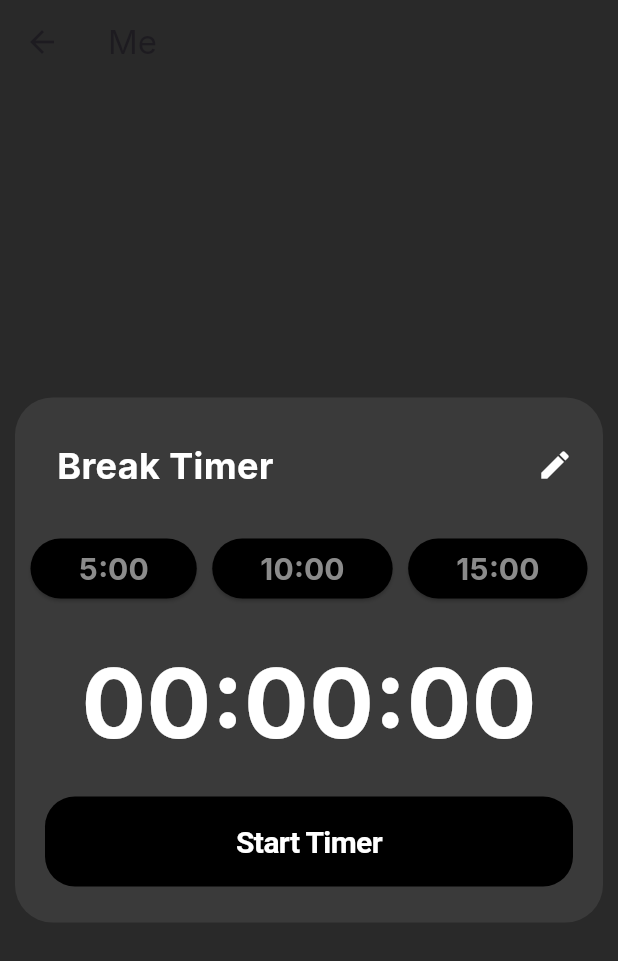
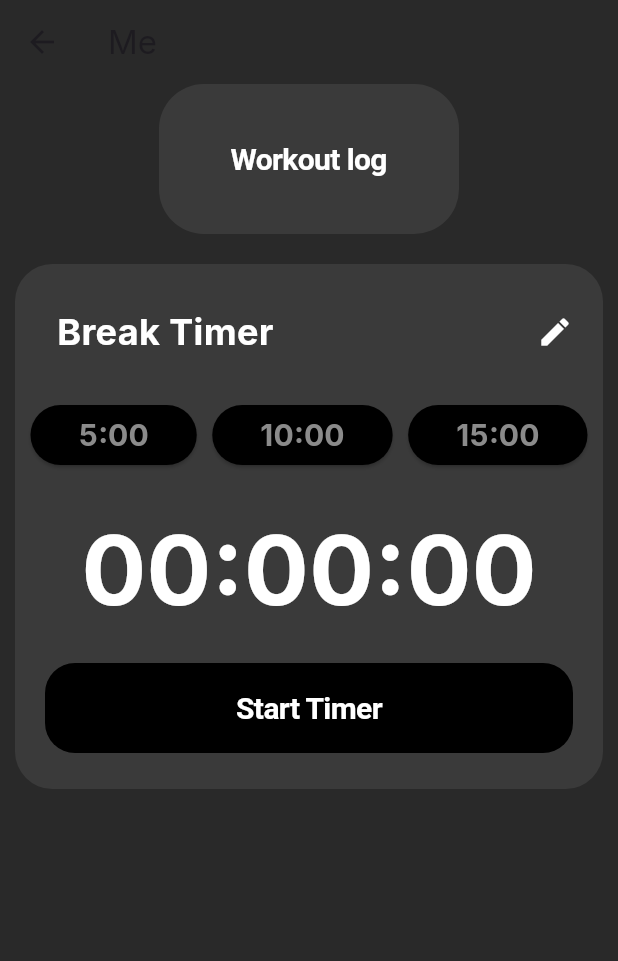
Before and after one commit to AbsolutelyHaakon/FitnessApp-IDATA2503, a Flutter app: the Me screen opened directly, on a phone screen of 412 x 824 dp. Shown: the top 961 px of the screen. Run offline on Flutter 3.47's test engine with Material 3 defaults, Android fonts, the phone set to English and light mode, and no system bars; our stand-ins replace flutter_svg, get.

Commit message:
Added Workout log module and page

```diff
--- /dev/null
+++ b/lib/modules/workout_log_module.dart
@@ -0,0 +1,45 @@
+// lib/modules/nutrition_module.dart
+import 'package:flutter/cupertino.dart';
+import 'package:flutter/material.dart';
+
+class WorkoutLogModule extends StatelessWidget {
+  @override
+  Widget build(BuildContext context) {
+    return Center(
+      child: CupertinoButton(
+        padding: EdgeInsets.zero,
+        onPressed: () {
+          // -> Workout Log
+        },
+        child: Container(
+          width: 200,
+          height: 100,
+          decoration: BoxDecoration(
+            color: Color(0xFF3A3A3A),
+            borderRadius: BorderRadius.circular(30),
+          ),
+          child: const Column(
+            mainAxisAlignment: MainAxisAlignment.center,
+            children: [
+              //Add icon here later
+              //Icon(
+                //Icons.dining_rounded,
+                //color: Color(0xFF48CC6D),
+                //size: 80,
+              //),
+              Text(
+                'Workout log',
+                style: TextStyle(
+                  color: CupertinoColors.white,
+                  fontWeight: FontWeight.bold,
+                  fontSize: 20,
+                ),
+              ),
+            ],
+          ),
+        ),
+      ),
+
+    );
+  }
+}
--- a/lib/pages/me.dart
+++ b/lib/pages/me.dart
@@ -1,4 +1,5 @@
 import 'package:fitnessapp_idata2503/modules/break_timer_module.dart';
+import 'package:fitnessapp_idata2503/modules/workout_log_module.dart';
 import 'package:flutter/material.dart';
 
 class Me extends StatelessWidget {
@@ -9,8 +10,15 @@ class Me extends StatelessWidget {
         title: const Text('Me'),
         backgroundColor: Color(0xFF292929),
       ),
-      body: const Center(
-        child: BreakTimerModule()
+      body: Center(
+        child: Column(
+          mainAxisAlignment: MainAxisAlignment.start,
+          children: [
+            WorkoutLogModule(), //Relocate later
+            SizedBox(height: 20),
+            BreakTimerModule(),
+          ],
+        ),
       ),
       backgroundColor: Color(0xFF292929),
     );
```
Also changed, not shown: lib/pages/workout_log.dart (added, +64 -0 lines).
